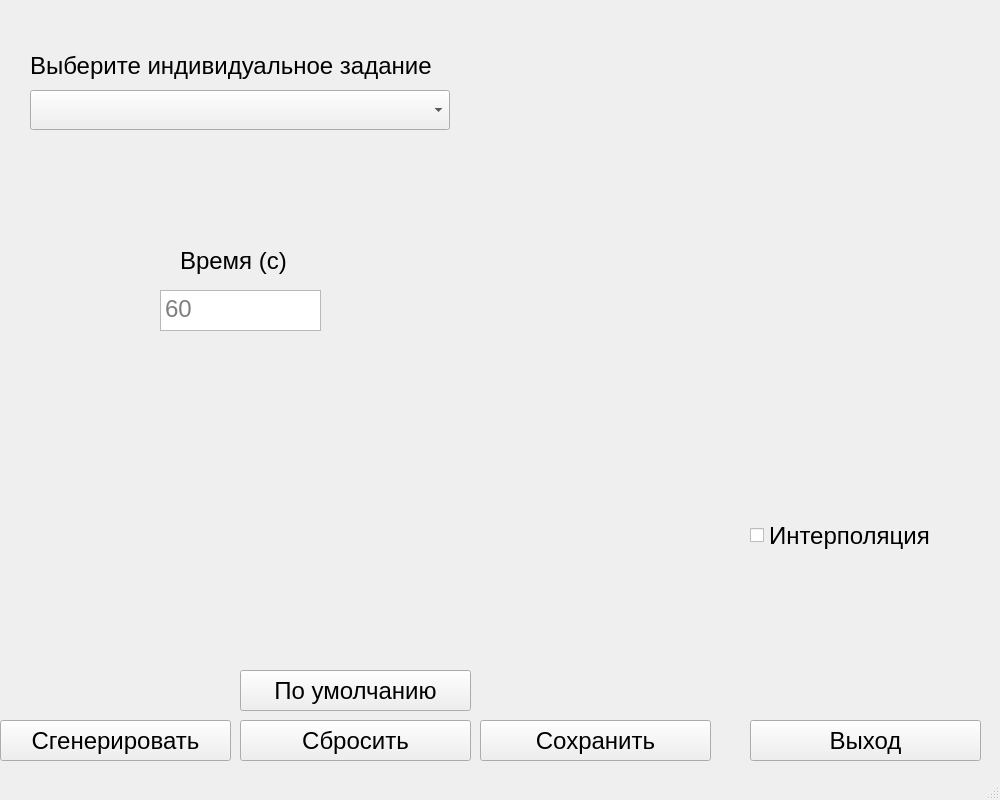
absxlvte/DataGenerator, file des.ui: the form before one commit.
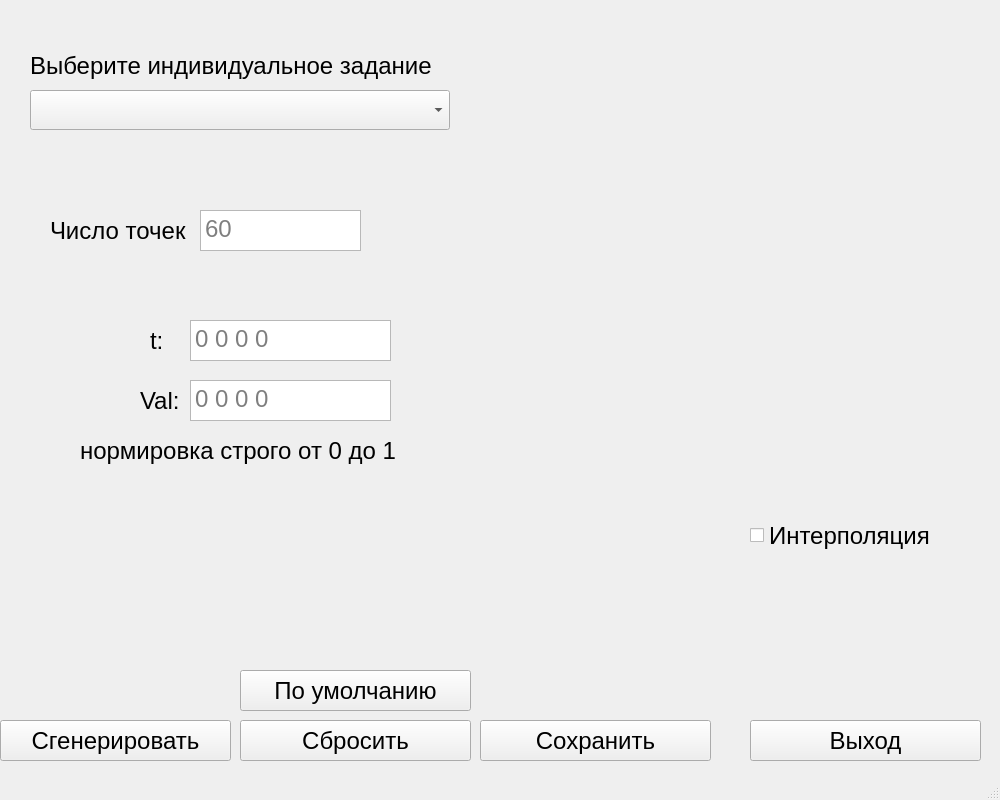
The form after the commit. The open tabs and pages were chosen to show the change.

```diff
--- a/des.ui
+++ b/des.ui
@@ -1334,8 +1334,8 @@
      <widget class="QTextEdit" name="n_points_10">
       <property name="geometry">
        <rect>
-        <x>130</x>
-        <y>150</y>
+        <x>170</x>
+        <y>70</y>
         <width>161</width>
         <height>41</height>
        </rect>
@@ -1347,14 +1347,79 @@
      <widget class="QLabel" name="label_29">
       <property name="geometry">
        <rect>
-        <x>150</x>
-        <y>100</y>
-        <width>311</width>
+        <x>20</x>
+        <y>70</y>
+        <width>151</width>
         <height>41</height>
        </rect>
       </property>
       <property name="text">
-       <string>Время (с)</string>
+       <string>Число точек</string>
+      </property>
+     </widget>
+     <widget class="QTextEdit" name="T_interval_geig">
+      <property name="geometry">
+       <rect>
+        <x>160</x>
+        <y>180</y>
+        <width>201</width>
+        <height>41</height>
+       </rect>
+      </property>
+      <property name="placeholderText">
+       <string>0 0 0 0</string>
+      </property>
+     </widget>
+     <widget class="QTextEdit" name="Val_interval_geig">
+      <property name="geometry">
+       <rect>
+        <x>160</x>
+        <y>240</y>
+        <width>201</width>
+        <height>41</height>
+       </rect>
+      </property>
+      <property name="placeholderText">
+       <string>0 0 0 0</string>
+      </property>
+     </widget>
+     <widget class="QLabel" name="t_label_geig">
+      <property name="geometry">
+       <rect>
+        <x>120</x>
+        <y>180</y>
+        <width>21</width>
+        <height>41</height>
+       </rect>
+      </property>
+      <property name="text">
+       <string>t:</string>
+      </property>
+     </widget>
+     <widget class="QLabel" name="Val_label_geig">
+      <property name="geometry">
+       <rect>
+        <x>110</x>
+        <y>240</y>
+        <width>41</width>
+        <height>41</height>
+       </rect>
+      </property>
+      <property name="text">
+       <string>Val:</string>
+      </property>
+     </widget>
+     <widget class="QLabel" name="Val_label_geig_2">
+      <property name="geometry">
+       <rect>
+        <x>50</x>
+        <y>290</y>
+        <width>321</width>
+        <height>41</height>
+       </rect>
+      </property>
+      <property name="text">
+       <string>нормировка строго от 0 до 1</string>
       </property>
      </widget>
     </widget>
```
Left out of the diff: 4 changed lines with no effect on the pictures.
